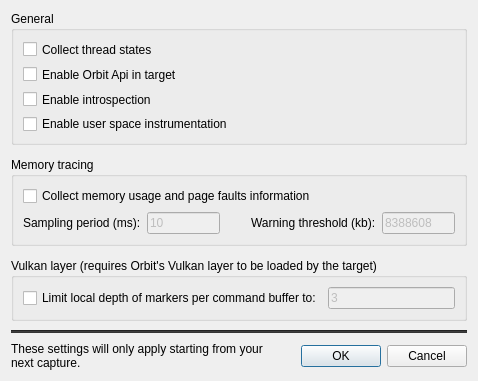
The window that src/OrbitQt/CaptureOptionsDialog.ui (google/orbit) describes before a commit, drawn with Qt 5.
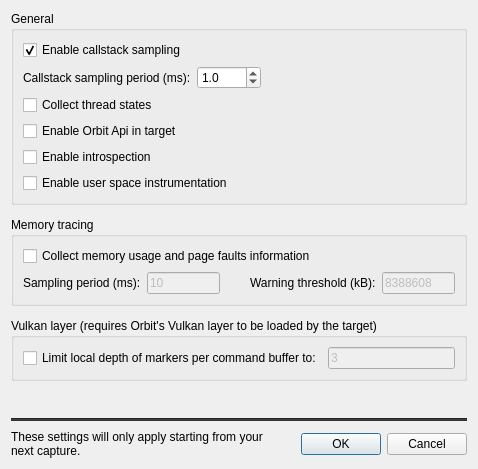
The same window after the commit.

Commit message: Add "Enable callstack sampling" and "Callstack sampling period" options

Diff of the .ui file:
```diff
--- a/src/OrbitQt/CaptureOptionsDialog.ui
+++ b/src/OrbitQt/CaptureOptionsDialog.ui
@@ -10,7 +10,7 @@
     <x>0</x>
     <y>0</y>
     <width>478</width>
-    <height>381</height>
+    <height>469</height>
    </rect>
   </property>
   <property name="windowTitle">
@@ -23,37 +23,6 @@
    <property name="verticalSpacing">
     <number>9</number>
    </property>
-   <item row="2" column="0">
-    <widget class="Line" name="line">
-     <property name="styleSheet">
-      <string notr="true">background: #353535</string>
-     </property>
-     <property name="orientation">
-      <enum>Qt::Horizontal</enum>
-     </property>
-    </widget>
-   </item>
-   <item row="4" column="0">
-    <layout class="QHBoxLayout" name="horizontalLayout_2">
-     <item>
-      <widget class="QLabel" name="label">
-       <property name="text">
-        <string>These settings will only apply starting from your next capture.</string>
-       </property>
-       <property name="wordWrap">
-        <bool>true</bool>
-       </property>
-      </widget>
-     </item>
-     <item>
-      <widget class="QDialogButtonBox" name="buttonBox">
-       <property name="standardButtons">
-        <set>QDialogButtonBox::Cancel|QDialogButtonBox::Ok</set>
-       </property>
-      </widget>
-     </item>
-    </layout>
-   </item>
    <item row="0" column="0">
     <layout class="QVBoxLayout" name="verticalLayout">
      <property name="spacing">
@@ -65,6 +34,77 @@
         <string>General</string>
        </property>
        <layout class="QVBoxLayout" name="verticalLayout_3">
+        <item>
+         <widget class="QWidget" name="samplingWidget" native="true">
+          <layout class="QVBoxLayout" name="samplingVerticalLayout">
+           <property name="leftMargin">
+            <number>0</number>
+           </property>
+           <property name="topMargin">
+            <number>0</number>
+           </property>
+           <property name="rightMargin">
+            <number>0</number>
+           </property>
+           <property name="bottomMargin">
+            <number>0</number>
+           </property>
+           <item>
+            <widget class="QCheckBox" name="samplingCheckBox">
+             <property name="text">
+              <string>Enable callstack sampling</string>
+             </property>
+             <property name="checked">
+              <bool>true</bool>
+             </property>
+            </widget>
+           </item>
+           <item>
+            <layout class="QHBoxLayout" name="samplingPeriodMsHorizontalLayout">
+             <item>
+              <widget class="QLabel" name="samplingPeriodMsLabel">
+               <property name="text">
+                <string>Callstack sampling period (ms):</string>
+               </property>
+              </widget>
+             </item>
+             <item>
+              <widget class="QDoubleSpinBox" name="samplingPeriodMsDoubleSpinBox">
+               <property name="decimals">
+                <number>1</number>
+               </property>
+               <property name="minimum">
+                <double>0.100000000000000</double>
+               </property>
+               <property name="maximum">
+                <double>1000.000000000000000</double>
+               </property>
+               <property name="stepType">
+                <enum>QAbstractSpinBox::AdaptiveDecimalStepType</enum>
+               </property>
+               <property name="value">
+                <double>1.000000000000000</double>
+               </property>
+              </widget>
+             </item>
+             <item>
+              <spacer name="samplingPeriodMsHorizontalSpacer">
+               <property name="orientation">
+                <enum>Qt::Horizontal</enum>
+               </property>
+               <property name="sizeHint" stdset="0">
+                <size>
+                 <width>40</width>
+                 <height>20</height>
+                </size>
+               </property>
+              </spacer>
+             </item>
+            </layout>
+           </item>
+          </layout>
+         </widget>
+        </item>
         <item>
          <widget class="QCheckBox" name="threadStateCheckBox">
           <property name="text">
@@ -153,7 +193,7 @@
           <item>
            <widget class="QLabel" name="memoryWarningThresholdKbLabel">
             <property name="text">
-             <string>Warning threshold (kb):</string>
+             <string>Warning threshold (kB):</string>
             </property>
            </widget>
           </item>
@@ -227,12 +267,43 @@
      </property>
      <property name="sizeHint" stdset="0">
       <size>
-       <width>20</width>
-       <height>40</height>
+       <width>0</width>
+       <height>0</height>
       </size>
      </property>
     </spacer>
    </item>
+   <item row="2" column="0">
+    <widget class="Line" name="line">
+     <property name="styleSheet">
+      <string notr="true">background: #353535</string>
+     </property>
+     <property name="orientation">
+      <enum>Qt::Horizontal</enum>
+     </property>
+    </widget>
+   </item>
+   <item row="3" column="0">
+    <layout class="QHBoxLayout" name="horizontalLayout_2">
+     <item>
+      <widget class="QLabel" name="label">
+       <property name="text">
+        <string>These settings will only apply starting from your next capture.</string>
+       </property>
+       <property name="wordWrap">
+        <bool>true</bool>
+       </property>
+      </widget>
+     </item>
+     <item>
+      <widget class="QDialogButtonBox" name="buttonBox">
+       <property name="standardButtons">
+        <set>QDialogButtonBox::Cancel|QDialogButtonBox::Ok</set>
+       </property>
+      </widget>
+     </item>
+    </layout>
+   </item>
   </layout>
  </widget>
  <resources/>
```
Left out of the diff: 28 changed lines with no effect on the pictures. The commit also changes 5 other files.
